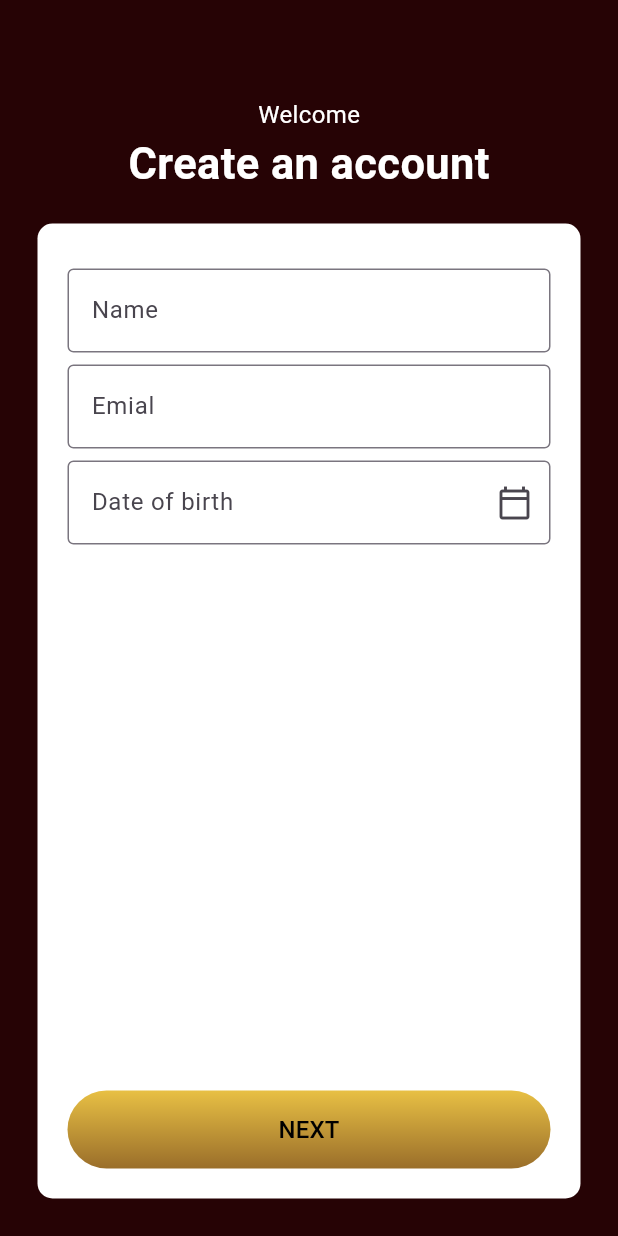
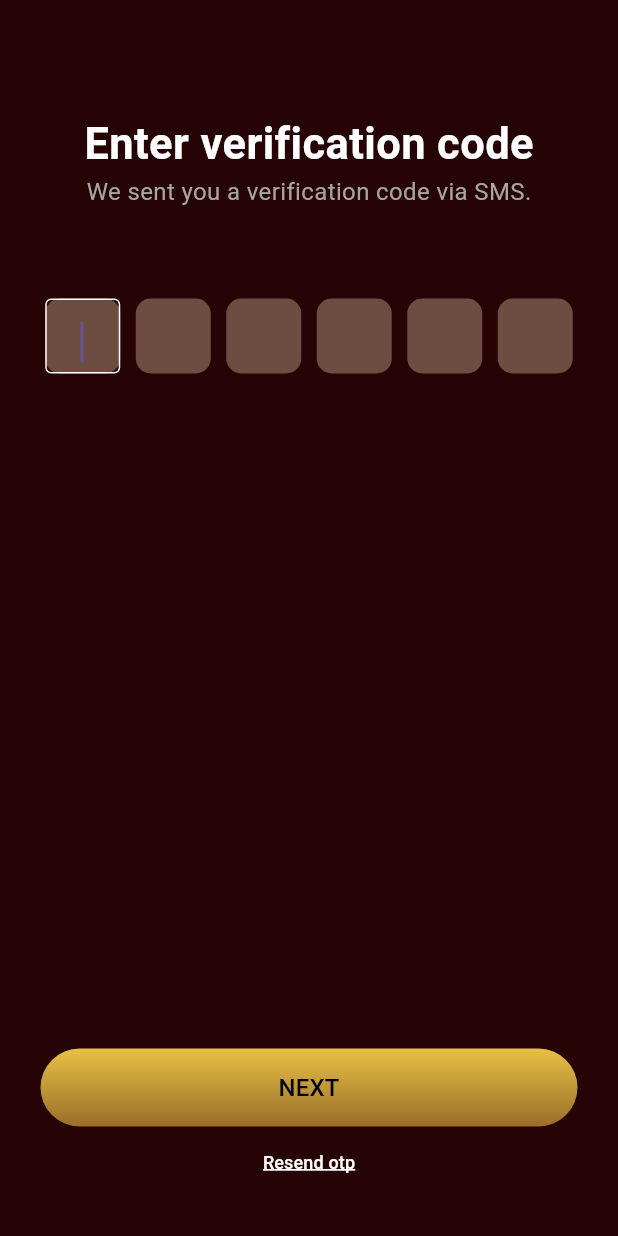
Before and after one commit to AhammadulKabeer/proims, a Flutter app: the screen it shows after launch, after a tap on "NEXT", on a phone screen of 412 x 824 dp. Run offline on Flutter 3.47's test engine with Material 2 defaults, Android fonts, the phone set to English and light mode, and no system bars; our stand-ins replace animated_splash_screen, page_transition.

Commit message:
createotpverification page

```diff
--- a/lib/main.dart
+++ b/lib/main.dart
@@ -1,7 +1,5 @@
 import 'package:animated_splash_screen/animated_splash_screen.dart';
-
 import 'package:evaluationui/views/login.dart';
-
 import 'package:flutter/material.dart';
 import 'package:page_transition/page_transition.dart';
 
@@ -23,7 +21,7 @@ class MyApp extends StatelessWidget {
         useMaterial3: true,
       ),
       home: AnimatedSplashScreen(
-        backgroundColor: Color(0xff260305),
+        backgroundColor: const Color(0xff260305),
         splash: SizedBox(
           width: 200,
           height: 500,
@@ -35,7 +33,7 @@ class MyApp extends StatelessWidget {
         duration: 2000,
         splashTransition: SplashTransition.fadeTransition,
         pageTransitionType: PageTransitionType.fade,
-        nextScreen: Login(),
+        nextScreen: const Login(),
       ),
     );
   }
--- a/lib/views/homepage.dart
+++ b/lib/views/homepage.dart
@@ -162,7 +162,7 @@ class _HomepageState extends State<Homepage> {
               ],
             ),
             const SizedBox(
-              height: 130,
+              height: 115,
             ),
             Container(
               width: 369,
--- a/lib/views/login.dart
+++ b/lib/views/login.dart
@@ -1,4 +1,4 @@
-import 'package:evaluationui/views/registration.dart';
+import 'package:evaluationui/views/otp.dart';
 import 'package:flutter/material.dart';
 
 class Login extends StatefulWidget {
@@ -101,7 +101,7 @@ class _LoginState extends State<Login> {
                 child: TextButton(
                     onPressed: () {
                       Navigator.of(context).push(MaterialPageRoute(
-                        builder: (context) => const Registration(),
+                        builder: (context) => const Otpverification(),
                       ));
                     },
                     child: const Text(
--- /dev/null
+++ b/lib/views/otp.dart
@@ -0,0 +1,283 @@
+import 'package:evaluationui/views/registration.dart';
+import 'package:flutter/material.dart';
+import 'package:flutter/services.dart';
+
+class Otpverification extends StatelessWidget {
+  const Otpverification({super.key});
+
+  @override
+  Widget build(BuildContext context) {
+    return Scaffold(
+      backgroundColor: const Color(0xff260305),
+      body: Padding(
+        padding: const EdgeInsets.all(25.0),
+        child: GestureDetector(
+          onTap: () {
+            FocusScope.of(context).unfocus();
+          },
+          child: Column(
+            children: [
+              const SizedBox(
+                height: 50,
+              ),
+              SizedBox(
+                width: MediaQuery.sizeOf(context).width,
+                child: const Column(
+                  crossAxisAlignment: CrossAxisAlignment.center,
+                  children: [
+                    Text(
+                      "Enter verification code",
+                      style: TextStyle(
+                          color: Colors.white,
+                          fontSize: 29,
+                          fontWeight: FontWeight.w700),
+                    ),
+                    Text(
+                      "We sent you a verification code via SMS.",
+                      style: TextStyle(
+                          color: Color.fromARGB(255, 168, 165, 165),
+                          fontSize: 16,
+                          fontWeight: FontWeight.w400),
+                    ),
+                  ],
+                ),
+              ),
+              const SizedBox(
+                height: 60,
+              ),
+              Form(
+                  child: Row(
+                mainAxisAlignment: MainAxisAlignment.spaceAround,
+                children: [
+                  Container(
+                    width: 50,
+                    height: 50,
+                    decoration: BoxDecoration(
+                      borderRadius: BorderRadius.circular(10),
+                      color: Colors.brown[600],
+                    ),
+                    child: TextFormField(
+                      textInputAction: TextInputAction.next,
+                      autofocus: true,
+                      onChanged: (value) {
+                        if (value.length == 1) {
+                          FocusScope.of(context).nextFocus();
+                        }
+                      },
+                      style: const TextStyle(
+                          fontSize: 18,
+                          color: Colors.white,
+                          fontWeight: FontWeight.bold),
+                      inputFormatters: [
+                        LengthLimitingTextInputFormatter(1),
+                        FilteringTextInputFormatter.digitsOnly
+                      ],
+                      decoration: const InputDecoration(
+                        border: InputBorder.none,
+                        focusedBorder: OutlineInputBorder(
+                            borderSide: BorderSide(color: Colors.white)),
+                      ),
+                      keyboardType: TextInputType.number,
+                      textAlign: TextAlign.center,
+                    ),
+                  ),
+                  Container(
+                    width: 50,
+                    height: 50,
+                    decoration: BoxDecoration(
+                      borderRadius: BorderRadius.circular(10),
+                      color: Colors.brown[600],
+                    ),
+                    child: TextFormField(
+                      onChanged: (value) {
+                        if (value.length == 1) {
+                          FocusScope.of(context).nextFocus();
+                        }
+                      },
+                      textInputAction: TextInputAction.next,
+                      autofocus: true,
+                      style: const TextStyle(
+                          fontSize: 18,
+                          color: Colors.white,
+                          fontWeight: FontWeight.bold),
+                      inputFormatters: [
+                        LengthLimitingTextInputFormatter(1),
+                        FilteringTextInputFormatter.digitsOnly
+                      ],
+                      decoration: const InputDecoration(
+                        border: InputBorder.none,
+                        focusedBorder: OutlineInputBorder(
+                            borderSide: BorderSide(color: Colors.white)),
+                      ),
+                      keyboardType: TextInputType.number,
+                      textAlign: TextAlign.center,
+                    ),
+                  ),
+                  Container(
+                    width: 50,
+                    height: 50,
+                    decoration: BoxDecoration(
+                      borderRadius: BorderRadius.circular(10),
+                      color: Colors.brown[600],
+                    ),
+                    child: TextFormField(
+                      onChanged: (value) {
+                        if (value.length == 1) {
+                          FocusScope.of(context).nextFocus();
+                        }
+                      },
+                      textInputAction: TextInputAction.next,
+                      autofocus: true,
+                      style: const TextStyle(
+                          fontSize: 18,
+                          color: Colors.white,
+                          fontWeight: FontWeight.bold),
+                      inputFormatters: [
+                        LengthLimitingTextInputFormatter(1),
+                        FilteringTextInputFormatter.digitsOnly
+                      ],
+                      decoration: const InputDecoration(
+                        border: InputBorder.none,
+                        focusedBorder: OutlineInputBorder(
+                            borderSide: BorderSide(color: Colors.white)),
+                      ),
+                      keyboardType: TextInputType.number,
+                      textAlign: TextAlign.center,
+                    ),
+                  ),
+                  Container(
+                    width: 50,
+                    height: 50,
+                    decoration: BoxDecoration(
+                      borderRadius: BorderRadius.circular(10),
+                      color: Colors.brown[600],
+                    ),
+                    child: TextFormField(
+                      onChanged: (value) {
+                        if (value.length == 1) {
+                          FocusScope.of(context).nextFocus();
+                        }
+                      },
+                      textInputAction: TextInputAction.next,
+                      autofocus: true,
+                      style: const TextStyle(
+                          fontSize: 18,
+                          color: Colors.white,
+                          fontWeight: FontWeight.bold),
+                      inputFormatters: [
+                        LengthLimitingTextInputFormatter(1),
+                        FilteringTextInputFormatter.digitsOnly
+                      ],
+                      decoration: const InputDecoration(
+                        border: InputBorder.none,
+                        focusedBorder: OutlineInputBorder(
+                            borderSide: BorderSide(color: Colors.white)),
+                      ),
+                      keyboardType: TextInputType.number,
+                      textAlign: TextAlign.center,
+                    ),
+                  ),
+                  Container(
+                    width: 50,
+                    height: 50,
+                    decoration: BoxDecoration(
+                      borderRadius: BorderRadius.circular(10),
+                      color: Colors.brown[600],
+                    ),
+                    child: TextFormField(
+                      onChanged: (value) {
+                        if (value.length == 1) {
+                          FocusScope.of(context).nextFocus();
+                        }
+                      },
+                      textInputAction: TextInputAction.next,
+                      autofocus: true,
+                      style: const TextStyle(
+                          fontSize: 18,
+                          color: Colors.white,
+                          fontWeight: FontWeight.bold),
+                      inputFormatters: [
+                        LengthLimitingTextInputFormatter(1),
+                        FilteringTextInputFormatter.digitsOnly
+                      ],
+                      decoration: const InputDecoration(
+                        border: InputBorder.none,
+                        focusedBorder: OutlineInputBorder(
+                            borderSide: BorderSide(color: Colors.white)),
+                      ),
+                      keyboardType: TextInputType.number,
+                      textAlign: TextAlign.center,
+                    ),
+                  ),
+                  Container(
+                    width: 50,
+                    height: 50,
+                    decoration: BoxDecoration(
+                      borderRadius: BorderRadius.circular(10),
+                      color: Colors.brown[600],
+                    ),
+                    child: TextFormField(
+                      onChanged: (value) {
+                        if (value.length == 1) {
+                          FocusScope.of(context).unfocus();
+                        }
+                      },
+                      style: const TextStyle(
+                          fontSize: 18,
+                          color: Colors.white,
+                          fontWeight: FontWeight.bold),
+                      inputFormatters: [
+                        LengthLimitingTextInputFormatter(1),
+                        FilteringTextInputFormatter.digitsOnly
+                      ],
+                      decoration: const InputDecoration(
+                        border: InputBorder.none,
+                        focusedBorder: OutlineInputBorder(
+                            borderSide: BorderSide(color: Colors.white)),
+                      ),
+                      keyboardType: TextInputType.number,
+                      textAlign: TextAlign.center,
+                    ),
+                  )
+                ],
+              )),
+              const Spacer(),
+              Container(
+                width: 358,
+                height: 52,
+                decoration: BoxDecoration(
+                    borderRadius: BorderRadius.circular(40),
+                    gradient: const LinearGradient(
+                        begin: Alignment.topCenter,
+                        end: Alignment.bottomCenter,
+                        colors: [Color(0xffE8C044), Color(0xff9A6E2A)])),
+                child: TextButton(
+                    onPressed: () {
+                      Navigator.of(context).push(MaterialPageRoute(
+                        builder: (context) => const Registration(),
+                      ));
+                    },
+                    child: const Text(
+                      "NEXT",
+                      style: TextStyle(color: Color(0xff000000), fontSize: 16),
+                    )),
+              ),
+              TextButton(
+                  onPressed: () {},
+                  child: const Text(
+                    "Resend otp",
+                    style: TextStyle(
+                        decoration: TextDecoration.underline,
+                        decorationColor: Color(0xffFFFFFF),
+                        decorationThickness: 2,
+                        fontSize: 12,
+                        fontWeight: FontWeight.w500,
+                        color: Color(0xffFFFFFF)),
+                  ))
+            ],
+          ),
+        ),
+      ),
+    );
+  }
+}
```
